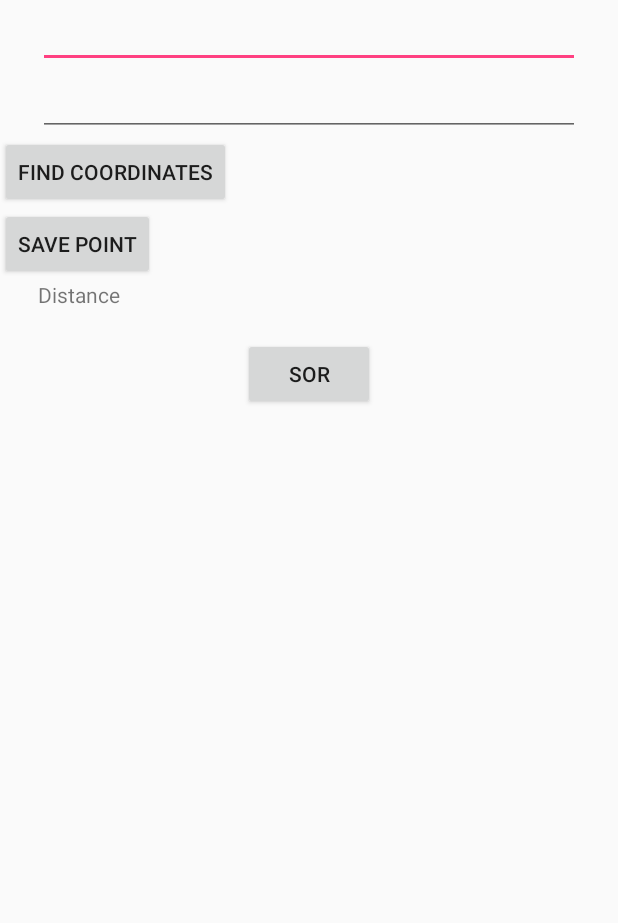
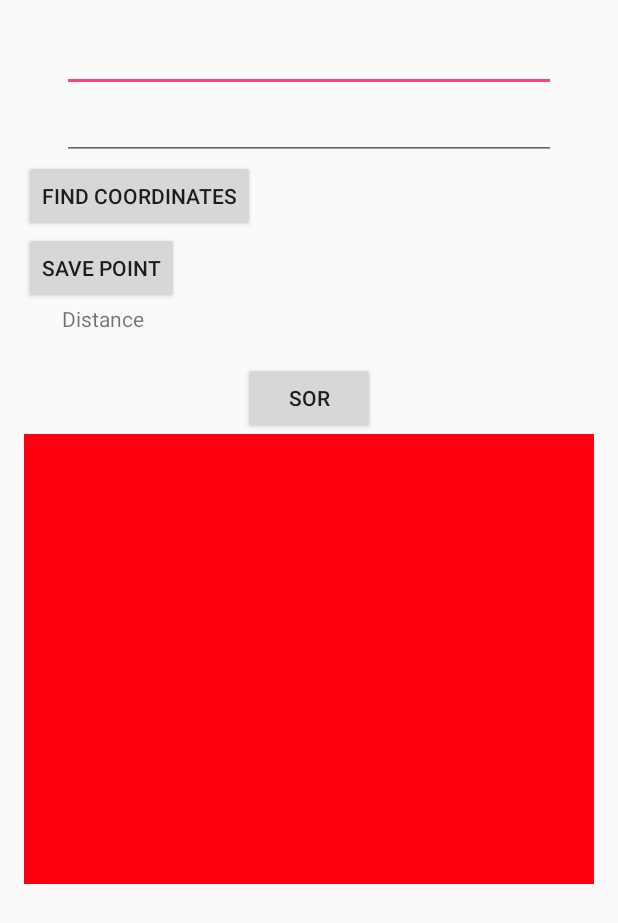
Before and after one commit to naimyag/mineline, an Android app: the screen it shows after launch (MainActivity), on a phone screen of 412 x 824 dp. Shown: the top 923 px of the screen. Run offline under Robolectric (Android 15) with nearby library versions, the phone set to English and light mode, and no system bars; libraries missing offline, so code that uses them is left out: retrofit.converter, rx.functions; 1 statement that could not run was skipped.

Commit message:
fragment eklendi, harita eklenecek

```diff
--- a/MineLine/app/build.gradle
+++ b/MineLine/app/build.gradle
@@ -2,7 +2,7 @@ apply plugin: 'com.android.application'
 
 android {
     compileSdkVersion 23
-    buildToolsVersion "23.0.1"
+    buildToolsVersion '23.0.2'
     defaultConfig {
         applicationId 'com.naimyag.ornek.mineline'
         minSdkVersion 17
@@ -27,4 +27,5 @@ dependencies {
     compile 'com.google.code.gson:gson:2.4'
     compile 'com.google.inject:guice:4.0'
     compile 'com.infstory:retrofit:2.0.0'
+    compile 'com.google.android.gms:play-services-maps:8.4.0'
 }
--- /dev/null
+++ b/MineLine/app/src/main/java/com/naimyag/ornek/mineline/Harita.java
@@ -0,0 +1,32 @@
+package com.naimyag.ornek.mineline;
+
+import android.app.Fragment;
+import android.content.Context;
+import android.os.Bundle;
+import android.support.annotation.Nullable;
+import android.view.LayoutInflater;
+import android.view.View;
+import android.view.ViewGroup;
+
+
+/**
+ * Created by Naim on 9.02.2016.
+ */
+public class Harita extends Fragment
+{
+    private Context context;
+
+    @Override
+    public void onAttach(Context context) {
+        super.onAttach(context);
+        this.context = context;
+    }
+
+    @Nullable
+    @Override
+    public View onCreateView(LayoutInflater inflater, ViewGroup container, Bundle savedInstanceState) {
+        super.onCreateView(inflater, container, savedInstanceState);
+
+        return inflater.inflate(R.layout.harita, null);
+    }
+}
--- a/MineLine/app/src/main/java/com/naimyag/ornek/mineline/MainActivity.java
+++ b/MineLine/app/src/main/java/com/naimyag/ornek/mineline/MainActivity.java
@@ -2,6 +2,8 @@ package com.naimyag.ornek.mineline;
 
 import android.Manifest;
 import android.app.Activity;
+import android.app.FragmentManager;
+import android.app.FragmentTransaction;
 import android.app.PendingIntent;
 import android.content.Context;
 import android.content.Intent;
@@ -17,6 +19,7 @@ import android.util.Log;
 import android.view.View;
 import android.widget.Button;
 import android.widget.EditText;
+import android.widget.LinearLayout;
 import android.widget.TextView;
 import android.widget.Toast;
 
@@ -57,6 +60,16 @@ public class MainActivity extends Activity {
 
 
     private void init(){
+
+        LinearLayout pnlMain = (LinearLayout) this.findViewById(R.id.pnlMain);
+
+        FragmentManager mng =  this.getFragmentManager();
+
+        FragmentTransaction trs = mng.beginTransaction();
+
+       // trs.add(R.id.pnlMain, new Parca2());
+
+        trs.commit();
 
 
         latitudeEditText = (EditText) findViewById(R.id.point_latitude);
@@ -147,6 +160,7 @@ public class MainActivity extends Activity {
                 if (location!=null) {
                     addProximityAlert(location.getLatitude(), location.getLongitude());
                     }
+                tv_user.setText("");
                 for (int i=0; i<user.size();i++){
                     tv_user.append(user.get(i));
                     tv_user.append("\n");
--- a/MineLine/app/src/main/res/layout/activity_main.xml
+++ b/MineLine/app/src/main/res/layout/activity_main.xml
@@ -1,11 +1,17 @@
-<?xml version="1.0" encoding="utf-8"?>
 <LinearLayout xmlns:android="http://schemas.android.com/apk/res/android"
+    xmlns:tools="http://schemas.android.com/tools"
+    android:layout_width="match_parent"
+    android:layout_height="match_parent"
+    android:paddingLeft="@dimen/activity_horizontal_margin"
+    android:paddingRight="@dimen/activity_horizontal_margin"
     android:orientation="vertical"
-    android:layout_width="fill_parent"
-    android:layout_height="fill_parent"
-    >
+    android:paddingTop="@dimen/activity_vertical_margin"
+    android:id="@+id/pnlMain"
+    android:paddingBottom="@dimen/activity_vertical_margin"
+    tools:context=".MainActivity">
 
-    <EditText
+
+<EditText
         android:id="@+id/point_latitude"
         android:layout_width="fill_parent"
         android:layout_height="wrap_content"
@@ -57,4 +63,11 @@
         android:id="@+id/btn_sorgu"
         android:layout_gravity="center_horizontal" />
 
+    <fragment
+        android:layout_width="400dip"
+        android:layout_height="300dip"
+        class="com.naimyag.ornek.mineline.Harita"
+        android:id="@+id/frg1"
+        />
+
 </LinearLayout>
--- /dev/null
+++ b/MineLine/app/src/main/res/layout/harita.xml
@@ -0,0 +1,9 @@
+<?xml version="1.0" encoding="utf-8"?>
+<LinearLayout xmlns:android="http://schemas.android.com/apk/res/android"
+    android:orientation="vertical"
+    android:layout_width="400dip"
+    android:layout_height="300dip"
+    android:background="#FF0010">
+
+
+</LinearLayout>
```
Also changed, not shown: MineLine/app/src/main/java/com/naimyag/ornek/mineline/connectAsyncTask.java (deleted, +0 -47 lines).
